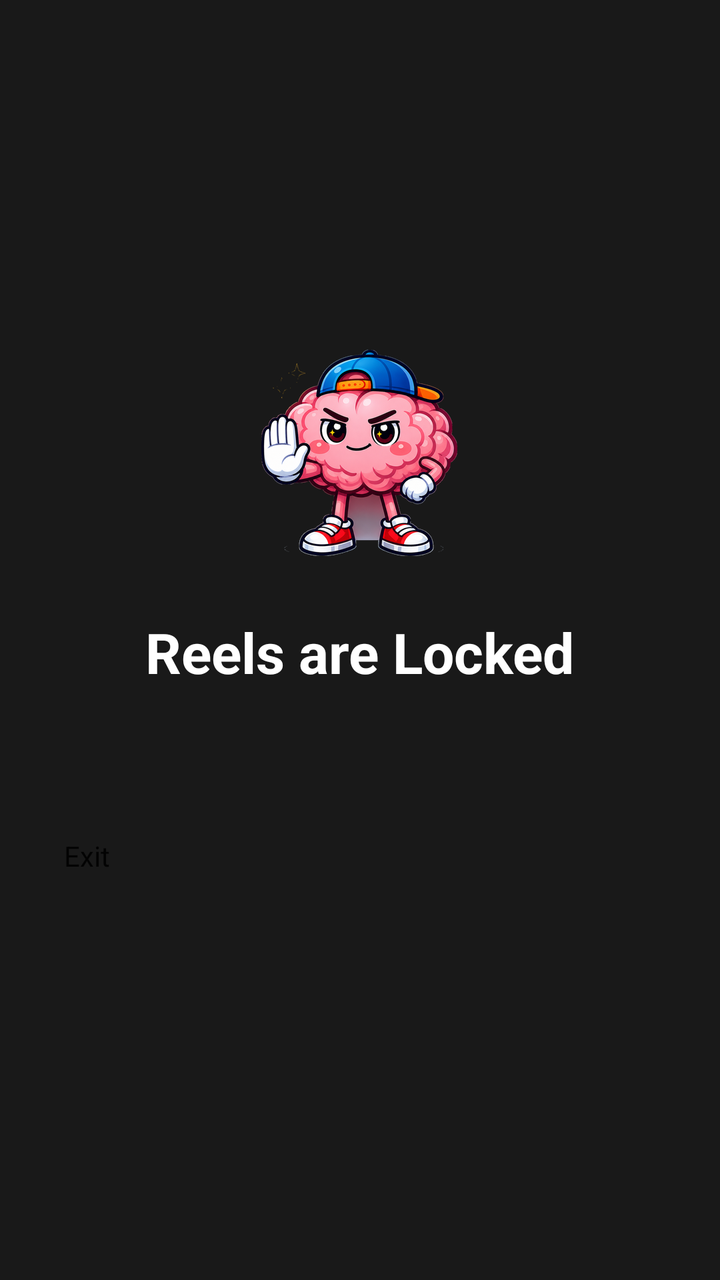
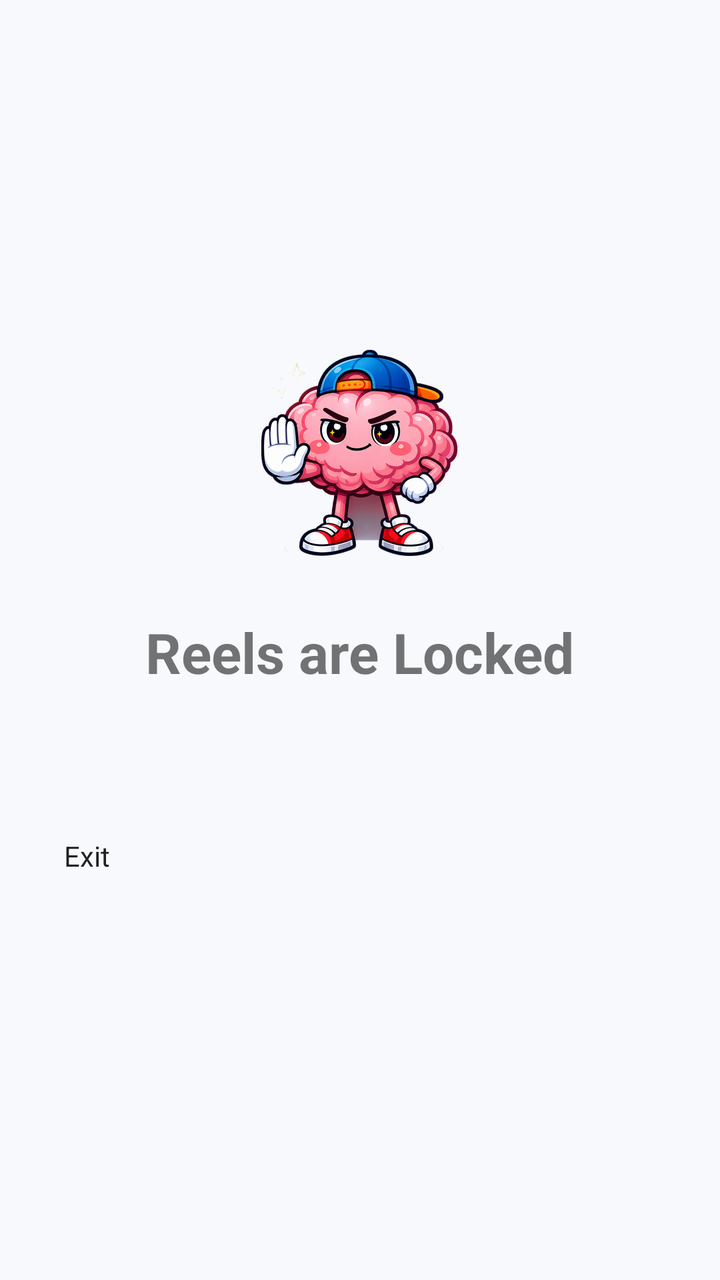

The first picture is an Android layout as it rendered before a commit; the second is the same layout after the commit. The layout source and the unified diff follow.
<!-- AndroidManifest.xml: application theme Theme.ScrollKiller -->
<!-- res/layout/overlay_block.xml -->
<?xml version="1.0" encoding="utf-8"?>
<LinearLayout xmlns:android="http://schemas.android.com/apk/res/android"
    xmlns:tools="http://schemas.android.com/tools"
    android:id="@+id/block_root"
    android:layout_width="match_parent"
    android:layout_height="match_parent"
    android:background="#F20D0D0D"
    android:orientation="vertical"
    android:gravity="center"
    android:padding="32dp"
    android:focusable="true"
    android:focusableInTouchMode="true">

    
    <LinearLayout
        android:id="@+id/block_panel"
        android:layout_width="match_parent"
        android:layout_height="wrap_content"
        android:orientation="vertical"
        android:gravity="center">

        
        <ImageView
            android:id="@+id/block_mascot"
            android:layout_width="wrap_content"
            android:layout_height="120dp"
            android:adjustViewBounds="true"
            android:contentDescription="@string/mascot_cd_guardian"
            android:src="@drawable/mascot_guardian" />

        <TextView
            android:id="@+id/block_title"
            android:layout_width="wrap_content"
            android:layout_height="wrap_content"
            android:layout_marginTop="16dp"
            android:text="@string/block_title"
            android:textColor="#FFFFFFFF"
            android:textSize="28sp"
            android:textStyle="bold" />

        <TextView
            android:id="@+id/block_guilt"
            android:layout_width="match_parent"
            android:layout_height="wrap_content"
            android:layout_marginTop="12dp"
            android:gravity="center"
            android:textColor="#CCFFFFFF"
            android:textSize="16sp"
            tools:ignore="HardcodedText" />

        
        <Button
            android:id="@+id/block_exit"
            android:layout_width="match_parent"
            android:layout_height="wrap_content"
            android:layout_marginTop="40dp"
            android:text="@string/block_exit" />

        
        <Button
            android:id="@+id/block_snooze"
            android:layout_width="match_parent"
            android:layout_height="wrap_content"
            android:layout_marginTop="12dp" />

        <Button
            android:id="@+id/block_challenge"
            android:layout_width="match_parent"
            android:layout_height="wrap_content"
            android:layout_marginTop="12dp"
            android:visibility="gone" />

    </LinearLayout>

    
    <LinearLayout
        android:id="@+id/challenge_panel"
        android:layout_width="match_parent"
        android:layout_height="wrap_content"
        android:orientation="vertical"
        android:gravity="center"
        android:visibility="gone">

        <com.scrollkiller.challenge.ProgressRingView
            android:id="@+id/challenge_ring"
            android:layout_width="180dp"
            android:layout_height="180dp" />

        
        <TextView
            android:id="@+id/challenge_prompt"
            android:layout_width="match_parent"
            android:layout_height="wrap_content"
            android:layout_marginTop="24dp"
            android:gravity="center"
            android:textColor="#FFFFFFFF"
            android:textSize="20sp"
            android:textStyle="bold"
            tools:ignore="HardcodedText" />

        <TextView
            android:id="@+id/challenge_reward"
            android:layout_width="match_parent"
            android:layout_height="wrap_content"
            android:layout_marginTop="8dp"
            android:gravity="center"
            android:textColor="#CCFFFFFF"
            android:textSize="15sp"
            tools:ignore="HardcodedText" />

        
        <Button
            android:id="@+id/challenge_exit"
            android:layout_width="match_parent"
            android:layout_height="wrap_content"
            android:layout_marginTop="40dp"
            android:text="@string/block_exit" />

        <Button
            android:id="@+id/challenge_cancel"
            android:layout_width="match_parent"
            android:layout_height="wrap_content"
            android:layout_marginTop="12dp"
            android:text="@string/challenge_cancel" />

    </LinearLayout>

</LinearLayout>
<!-- resources referenced by this layout -->
<resources>
  <!-- drawable mascot_guardian: png bitmap (drawable-hdpi, 43133 bytes) -->
  <string name="block_exit">Exit</string>
  <string name="block_title">Reels are Locked</string>
  <string name="challenge_cancel">Back</string>
  <string name="mascot_cd_guardian">Your brain is blocking reels</string>
  <style name="Theme.ScrollKiller" parent="android:Theme.Material.Light.NoActionBar" />
</resources>

<!-- the commit's change to res/layout/overlay_block.xml (unified diff, before → after) -->
@@ -4,7 +4,6 @@
     android:id="@+id/block_root"
     android:layout_width="match_parent"
     android:layout_height="match_parent"
-    android:background="#F20D0D0D"
     android:orientation="vertical"
     android:gravity="center"
     android:padding="32dp"
@@ -34,7 +33,6 @@
             android:layout_height="wrap_content"
             android:layout_marginTop="16dp"
             android:text="@string/block_title"
-            android:textColor="#FFFFFFFF"
             android:textSize="28sp"
             android:textStyle="bold" />
 
@@ -44,7 +42,6 @@
             android:layout_height="wrap_content"
             android:layout_marginTop="12dp"
             android:gravity="center"
-            android:textColor="#CCFFFFFF"
             android:textSize="16sp"
             tools:ignore="HardcodedText" />
 
@@ -73,6 +70,58 @@
     </LinearLayout>
 
     
+    
+    <LinearLayout
+        android:id="@+id/chooser_panel"
+        android:layout_width="match_parent"
+        android:layout_height="wrap_content"
+        android:orientation="vertical"
+        android:gravity="center"
+        android:visibility="gone">
+
+        
+        <ImageView
+            android:id="@+id/chooser_mascot"
+            android:layout_width="wrap_content"
+            android:layout_height="40dp"
+            android:adjustViewBounds="true"
+            android:contentDescription="@null"
+            android:src="@drawable/mascot_healthy_bubble" />
+
+        <TextView
+            android:id="@+id/chooser_title"
+            android:layout_width="match_parent"
+            android:layout_height="wrap_content"
+            android:gravity="center"
+            android:layout_marginTop="12dp"
+            android:text="@string/challenge_chooser_title"
+            android:textSize="22sp"
+            android:textStyle="bold" />
+
+        
+        <Button
+            android:id="@+id/chooser_exit"
+            android:layout_width="match_parent"
+            android:layout_height="wrap_content"
+            android:layout_marginTop="24dp"
+            android:text="@string/block_exit" />
+
+        <LinearLayout
+            android:id="@+id/chooser_options"
+            android:layout_width="match_parent"
+            android:layout_height="wrap_content"
+            android:orientation="vertical" />
+
+        <Button
+            android:id="@+id/chooser_back"
+            android:layout_width="match_parent"
+            android:layout_height="wrap_content"
+            android:layout_marginTop="24dp"
+            android:text="@string/challenge_cancel" />
+
+    </LinearLayout>
+
+    
     <LinearLayout
         android:id="@+id/challenge_panel"
         android:layout_width="match_parent"
@@ -80,6 +129,16 @@
         android:orientation="vertical"
         android:gravity="center"
         android:visibility="gone">
+
+        
+        <ImageView
+            android:id="@+id/challenge_mascot"
+            android:layout_width="wrap_content"
+            android:layout_height="40dp"
+            android:layout_marginBottom="16dp"
+            android:adjustViewBounds="true"
+            android:contentDescription="@null"
+            android:src="@drawable/mascot_healthy_bubble" />
 
         <com.scrollkiller.challenge.ProgressRingView
             android:id="@+id/challenge_ring"
@@ -93,7 +152,6 @@
             android:layout_height="wrap_content"
             android:layout_marginTop="24dp"
             android:gravity="center"
-            android:textColor="#FFFFFFFF"
             android:textSize="20sp"
             android:textStyle="bold"
             tools:ignore="HardcodedText" />
@@ -104,7 +162,6 @@
             android:layout_height="wrap_content"
             android:layout_marginTop="8dp"
             android:gravity="center"
-            android:textColor="#CCFFFFFF"
             android:textSize="15sp"
             tools:ignore="HardcodedText" />
 
<!-- resource entries referenced after the edit -->
@@ -1,10 +1,15 @@
 <!-- resources referenced by this layout -->
 <resources>
   <!-- drawable mascot_guardian: png bitmap (drawable-hdpi, 43133 bytes) -->
+  <!-- drawable mascot_healthy_bubble: png bitmap (drawable-hdpi, 7039 bytes) -->
   <string name="block_exit">Exit</string>
   <string name="block_title">Reels are Locked</string>
   <string name="challenge_cancel">Back</string>
+  <string name="challenge_chooser_title">Pick your way out</string>
   <string name="mascot_cd_guardian">Your brain is blocking reels</string>
-  <style name="Theme.ScrollKiller" parent="android:Theme.Material.Light.NoActionBar" />
+  <style name="Theme.ScrollKiller" parent="android:Theme.Material.Light.NoActionBar">
+          <item name="android:windowBackground">@color/brand_window</item>
+      </style>
+  <color name="brand_window">#FFF7F9FC</color>
 </resources>
 
